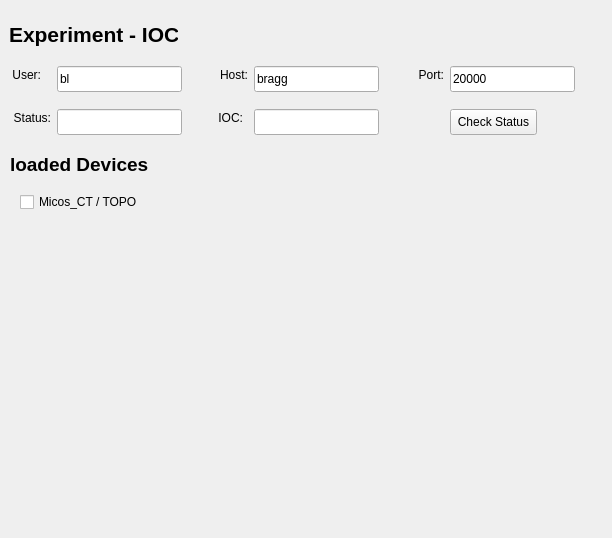
Qt form expIOC_checker.ui (MichaS-git/BAMlineHelper) before a commit.
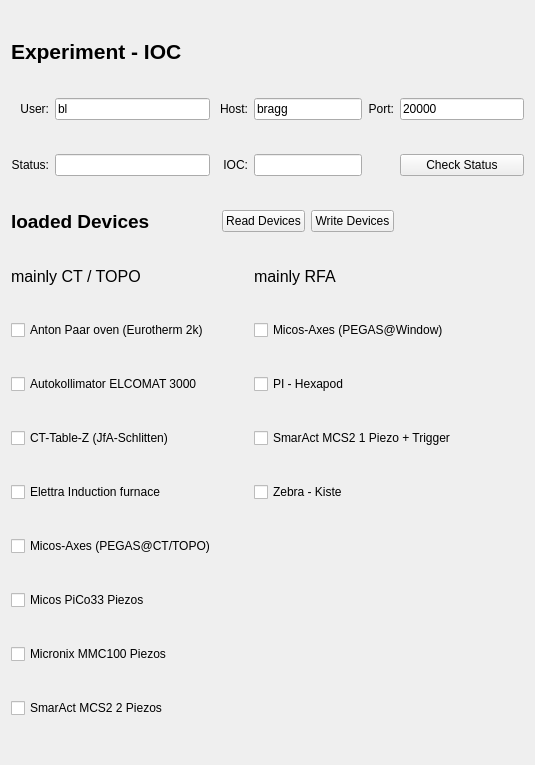
The same form after that commit.

Commit message: added editing of st.cmd IOC-file

Diff of the .ui file:
```diff
--- a/expIOC_checker.ui
+++ b/expIOC_checker.ui
@@ -6,22 +6,134 @@
    <rect>
     <x>0</x>
     <y>0</y>
-    <width>612</width>
-    <height>538</height>
+    <width>535</width>
+    <height>765</height>
    </rect>
   </property>
   <property name="windowTitle">
    <string>Form</string>
   </property>
+  <layout class="QGridLayout" name="gridLayout">
+   <item row="1" column="7">
+    <widget class="QLineEdit" name="port_input">
+     <property name="text">
+      <string>20000</string>
+     </property>
+    </widget>
+   </item>
+   <item row="2" column="7">
+    <widget class="QPushButton" name="checkStatus_btn">
+     <property name="text">
+      <string>Check Status</string>
+     </property>
+    </widget>
+   </item>
+   <item row="1" column="4" colspan="2">
+    <widget class="QLineEdit" name="host_input">
+     <property name="text">
+      <string>bragg</string>
+     </property>
+    </widget>
+   </item>
+   <item row="4" column="0" colspan="2">
+    <widget class="QLabel" name="label_8">
+     <property name="sizePolicy">
+      <sizepolicy hsizetype="Fixed" vsizetype="Fixed">
+       <horstretch>0</horstretch>
+       <verstretch>0</verstretch>
+      </sizepolicy>
+     </property>
+     <property name="font">
+      <font>
+       <pointsize>12</pointsize>
+       <bold>false</bold>
+      </font>
+     </property>
+     <property name="text">
+      <string>mainly CT / TOPO</string>
+     </property>
+    </widget>
+   </item>
+   <item row="6" column="0" colspan="3">
+    <widget class="QCheckBox" name="checkBox_elcomat3k">
+     <property name="text">
+      <string>Autokollimator ELCOMAT 3000</string>
+     </property>
+    </widget>
+   </item>
+   <item row="4" column="4" colspan="3">
+    <widget class="QLabel" name="label_9">
+     <property name="sizePolicy">
+      <sizepolicy hsizetype="Fixed" vsizetype="Fixed">
+       <horstretch>0</horstretch>
+       <verstretch>0</verstretch>
+      </sizepolicy>
+     </property>
+     <property name="font">
+      <font>
+       <pointsize>12</pointsize>
+       <bold>false</bold>
+      </font>
+     </property>
+     <property name="text">
+      <string>mainly RFA</string>
+     </property>
+    </widget>
+   </item>
+   <item row="7" column="4" colspan="4">
+    <widget class="QCheckBox" name="checkBox_mcs2_Rfa">
+     <property name="text">
+      <string>SmarAct MCS2 1 Piezo + Trigger</string>
+     </property>
+    </widget>
+   </item>
+   <item row="10" column="0" colspan="2">
+    <widget class="QCheckBox" name="checkBox_pico33">
+     <property name="text">
+      <string>Micos PiCo33 Piezos</string>
+     </property>
+    </widget>
+   </item>
+   <item row="8" column="0" colspan="2">
+    <widget class="QCheckBox" name="checkBox_elettraOven">
+     <property name="text">
+      <string>Elettra Induction furnace</string>
+     </property>
+    </widget>
+   </item>
+   <item row="3" column="3" colspan="2">
+    <widget class="QPushButton" name="readDevices_btn">
+     <property name="text">
+      <string>Read Devices</string>
+     </property>
+    </widget>
+   </item>
+   <item row="12" column="0" colspan="2">
+    <widget class="QCheckBox" name="checkBox_mcs2_CtTopo">
+     <property name="text">
+      <string>SmarAct MCS2 2 Piezos</string>
+     </property>
+    </widget>
+   </item>
+   <item row="5" column="0" colspan="4">
+    <widget class="QCheckBox" name="checkBox_antonPaar">
+     <property name="text">
+      <string>Anton Paar oven (Eurotherm 2k)</string>
+     </property>
+    </widget>
+   </item>
+   <item row="1" column="1">
+    <widget class="QLineEdit" name="user_input">
+     <property name="text">
+      <string>bl</string>
+     </property>
+     <property name="readOnly">
+      <bool>true</bool>
+     </property>
+    </widget>
+   </item>
+   <item row="0" column="0" colspan="2">
   <widget class="QLabel" name="label">
-   <property name="geometry">
-    <rect>
-     <x>9</x>
-     <y>20</y>
-     <width>169</width>
-     <height>29</height>
-    </rect>
-   </property>
    <property name="sizePolicy">
     <sizepolicy hsizetype="Fixed" vsizetype="Fixed">
      <horstretch>0</horstretch>
@@ -38,76 +150,16 @@
     <string>Experiment - IOC</string>
    </property>
   </widget>
-  <widget class="QLabel" name="label_2">
-   <property name="geometry">
-    <rect>
-     <x>9</x>
-     <y>66</y>
-     <width>32</width>
-     <height>18</height>
-    </rect>
-   </property>
+   </item>
+   <item row="6" column="4" colspan="4">
+    <widget class="QCheckBox" name="checkBox_piHexapod">
    <property name="text">
-    <string>User:</string>
-   </property>
-   <property name="alignment">
-    <set>Qt::AlignRight|Qt::AlignTrailing|Qt::AlignVCenter</set>
-   </property>
-  </widget>
-  <widget class="QLineEdit" name="user_input">
-   <property name="geometry">
-    <rect>
-     <x>57</x>
-     <y>66</y>
-     <width>125</width>
-     <height>26</height>
-    </rect>
-   </property>
-   <property name="text">
-    <string>bl</string>
-   </property>
-   <property name="readOnly">
-    <bool>true</bool>
-   </property>
-  </widget>
-  <widget class="QLabel" name="label_3">
-   <property name="geometry">
-    <rect>
-     <x>216</x>
-     <y>66</y>
-     <width>32</width>
-     <height>18</height>
-    </rect>
-   </property>
-   <property name="text">
-    <string>Host:</string>
-   </property>
-   <property name="alignment">
-    <set>Qt::AlignRight|Qt::AlignTrailing|Qt::AlignVCenter</set>
-   </property>
-  </widget>
-  <widget class="QLineEdit" name="host_input">
-   <property name="geometry">
-    <rect>
-     <x>254</x>
-     <y>66</y>
-     <width>125</width>
-     <height>26</height>
-    </rect>
-   </property>
-   <property name="text">
-    <string>bragg</string>
-   </property>
-  </widget>
+      <string>PI - Hexapod</string>
+     </property>
+    </widget>
+   </item>
+   <item row="1" column="6">
   <widget class="QLabel" name="label_4">
-   <property name="geometry">
-    <rect>
-     <x>414</x>
-     <y>66</y>
-     <width>30</width>
-     <height>18</height>
-    </rect>
-   </property>
    <property name="text">
     <string>Port:</string>
    </property>
@@ -115,28 +167,16 @@
     <set>Qt::AlignRight|Qt::AlignTrailing|Qt::AlignVCenter</set>
    </property>
   </widget>
-  <widget class="QLineEdit" name="port_input">
-   <property name="geometry">
-    <rect>
-     <x>450</x>
-     <y>66</y>
-     <width>125</width>
-     <height>26</height>
-    </rect>
-   </property>
+   </item>
+   <item row="8" column="4" colspan="4">
+    <widget class="QCheckBox" name="checkBox_zebra">
    <property name="text">
-    <string>20000</string>
-   </property>
-  </widget>
+      <string>Zebra - Kiste</string>
+     </property>
+    </widget>
+   </item>
+   <item row="2" column="0">
   <widget class="QLabel" name="label_5">
-   <property name="geometry">
-    <rect>
-     <x>9</x>
-     <y>109</y>
-     <width>42</width>
-     <height>18</height>
-    </rect>
-   </property>
    <property name="layoutDirection">
     <enum>Qt::LeftToRight</enum>
    </property>
@@ -147,28 +187,9 @@
     <set>Qt::AlignRight|Qt::AlignTrailing|Qt::AlignVCenter</set>
    </property>
   </widget>
-  <widget class="QLineEdit" name="status_line">
-   <property name="geometry">
-    <rect>
-     <x>57</x>
-     <y>109</y>
-     <width>125</width>
-     <height>26</height>
-    </rect>
-   </property>
-   <property name="readOnly">
-    <bool>true</bool>
-   </property>
-  </widget>
+   </item>
+   <item row="2" column="2" colspan="2">
   <widget class="QLabel" name="label_6">
-   <property name="geometry">
-    <rect>
-     <x>216</x>
-     <y>109</y>
-     <width>27</width>
-     <height>18</height>
-    </rect>
-   </property>
    <property name="text">
     <string>IOC:</string>
    </property>
@@ -176,41 +197,47 @@
     <set>Qt::AlignRight|Qt::AlignTrailing|Qt::AlignVCenter</set>
    </property>
   </widget>
+   </item>
+   <item row="11" column="0" colspan="2">
+    <widget class="QCheckBox" name="checkBox_mmc100">
+     <property name="text">
+      <string>Micronix MMC100 Piezos</string>
+     </property>
+    </widget>
+   </item>
+   <item row="1" column="0">
+    <widget class="QLabel" name="label_2">
+     <property name="text">
+      <string>User:</string>
+     </property>
+     <property name="alignment">
+      <set>Qt::AlignRight|Qt::AlignTrailing|Qt::AlignVCenter</set>
+     </property>
+    </widget>
+   </item>
+   <item row="5" column="4" colspan="4">
+    <widget class="QCheckBox" name="checkBox_pegas_Rfa">
+     <property name="text">
+      <string>Micos-Axes (PEGAS@Window)</string>
+     </property>
+    </widget>
+   </item>
+   <item row="2" column="4" colspan="2">
   <widget class="QLineEdit" name="ioc_line">
-   <property name="geometry">
-    <rect>
-     <x>254</x>
-     <y>109</y>
-     <width>125</width>
-     <height>26</height>
-    </rect>
-   </property>
    <property name="readOnly">
     <bool>true</bool>
    </property>
   </widget>
-  <widget class="QPushButton" name="checkStatus_btn">
-   <property name="geometry">
-    <rect>
-     <x>450</x>
-     <y>109</y>
-     <width>87</width>
-     <height>26</height>
-    </rect>
-   </property>
-   <property name="text">
-    <string>Check Status</string>
-   </property>
-  </widget>
+   </item>
+   <item row="2" column="1">
+    <widget class="QLineEdit" name="status_line">
+     <property name="readOnly">
+      <bool>true</bool>
+     </property>
+    </widget>
+   </item>
+   <item row="3" column="0" colspan="2">
   <widget class="QLabel" name="label_7">
-   <property name="geometry">
-    <rect>
-     <x>10</x>
-     <y>150</y>
-     <width>211</width>
-     <height>29</height>
-    </rect>
-   </property>
    <property name="sizePolicy">
     <sizepolicy hsizetype="Fixed" vsizetype="Fixed">
      <horstretch>0</horstretch>
@@ -227,19 +254,39 @@
     <string>loaded Devices </string>
    </property>
   </widget>
+   </item>
+   <item row="1" column="2" colspan="2">
+    <widget class="QLabel" name="label_3">
+     <property name="text">
+      <string>Host:</string>
+     </property>
+     <property name="alignment">
+      <set>Qt::AlignRight|Qt::AlignTrailing|Qt::AlignVCenter</set>
+     </property>
+    </widget>
+   </item>
+   <item row="7" column="0" colspan="2">
+    <widget class="QCheckBox" name="checkBox_jfa">
+     <property name="text">
+      <string>CT-Table-Z (JfA-Schlitten)</string>
+     </property>
+    </widget>
+   </item>
+   <item row="9" column="0" colspan="3">
   <widget class="QCheckBox" name="checkBox_pegas_CtTopo">
-   <property name="geometry">
-    <rect>
-     <x>20</x>
-     <y>190</y>
-     <width>141</width>
-     <height>24</height>
-    </rect>
-   </property>
+     <property name="text">
+      <string>Micos-Axes (PEGAS@CT/TOPO)</string>
+     </property>
+    </widget>
+   </item>
+   <item row="3" column="5" colspan="2">
+    <widget class="QPushButton" name="writeDevices_btn">
    <property name="text">
-    <string>Micos_CT / TOPO</string>
-   </property>
-  </widget>
+      <string>Write Devices</string>
+     </property>
+    </widget>
+   </item>
+  </layout>
  </widget>
  <resources/>
  <connections/>
```
Lines whose indentation alone changed are shown as unchanged. The commit also changes 2 other files.
